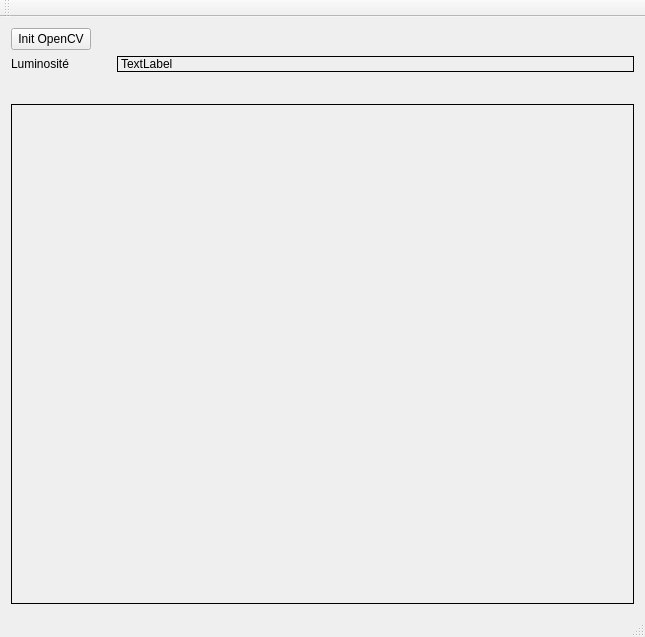
BichonCby/CamProj, file mainfenetre.ui: the form before one commit.
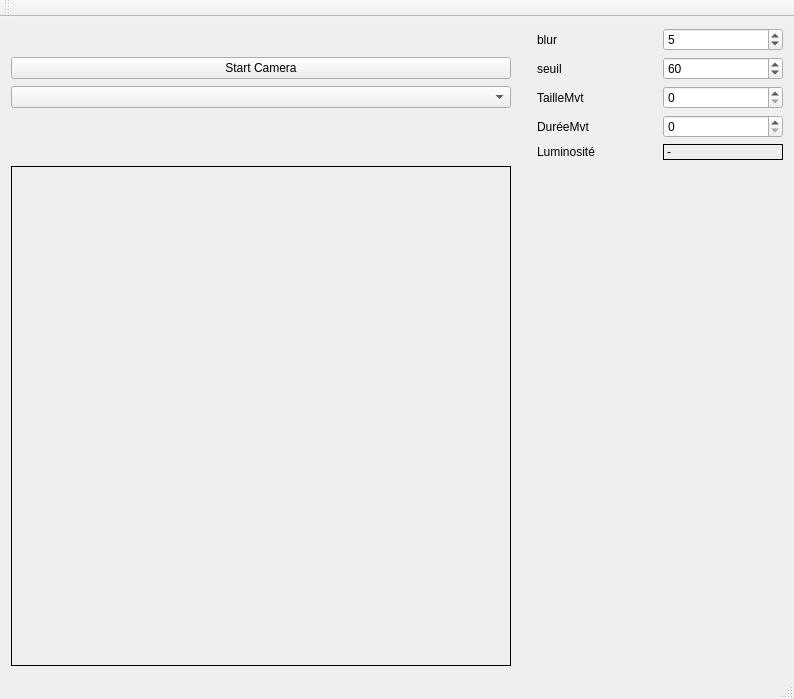
The form after the commit.

```diff
--- a/mainfenetre.ui
+++ b/mainfenetre.ui
@@ -6,65 +6,43 @@
    <rect>
     <x>0</x>
     <y>0</y>
-    <width>645</width>
-    <height>610</height>
+    <width>794</width>
+    <height>674</height>
    </rect>
   </property>
   <property name="windowTitle">
    <string>MainFenetre</string>
   </property>
   <widget class="QWidget" name="centralWidget">
-   <layout class="QFormLayout" name="formLayout">
-    <item row="0" column="0">
-     <widget class="QPushButton" name="InitOpenCV_button">
+   <layout class="QGridLayout" name="gridLayout">
+    <item row="1" column="2">
+     <widget class="QLabel" name="label_3">
       <property name="text">
-       <string>Init OpenCV</string>
+       <string>seuil</string>
       </property>
      </widget>
     </item>
+    <item row="8" column="1">
+     <spacer name="verticalSpacer_2">
+      <property name="orientation">
+       <enum>Qt::Vertical</enum>
+      </property>
+      <property name="sizeHint" stdset="0">
+       <size>
+        <width>20</width>
+        <height>40</height>
+       </size>
+      </property>
+     </spacer>
+    </item>
     <item row="2" column="0">
-     <widget class="QLabel" name="label_2">
-      <property name="minimumSize">
-       <size>
-        <width>100</width>
-        <height>0</height>
-       </size>
+     <widget class="QComboBox" name="typeVisu">
+      <property name="currentText">
+       <string/>
       </property>
-      <property name="text">
-       <string>Luminosité</string>
-      </property>
      </widget>
     </item>
-    <item row="2" column="1">
-     <widget class="QLabel" name="Luminosity">
-      <property name="minimumSize">
-       <size>
-        <width>100</width>
-        <height>0</height>
-       </size>
-      </property>
-      <property name="frameShape">
-       <enum>QFrame::Box</enum>
-      </property>
-      <property name="text">
-       <string>TextLabel</string>
-      </property>
-     </widget>
-    </item>
-    <item row="3" column="1">
-     <spacer name="horizontalSpacer_2">
-      <property name="orientation">
-       <enum>Qt::Horizontal</enum>
-      </property>
-      <property name="sizeHint" stdset="0">
-       <size>
-        <width>40</width>
-        <height>20</height>
-       </size>
-      </property>
-     </spacer>
-    </item>
-    <item row="4" column="0" colspan="2">
+    <item row="8" column="0">
      <widget class="QLabel" name="opencvFrame">
       <property name="minimumSize">
        <size>
@@ -80,6 +58,99 @@
       </property>
      </widget>
     </item>
+    <item row="0" column="2">
+     <widget class="QLabel" name="label">
+      <property name="text">
+       <string>blur</string>
+      </property>
+     </widget>
+    </item>
+    <item row="2" column="4">
+     <widget class="QSpinBox" name="SizeMvtValue"/>
+    </item>
+    <item row="1" column="0">
+     <widget class="QPushButton" name="InitOpenCV_button">
+      <property name="text">
+       <string>Start Camera</string>
+      </property>
+     </widget>
+    </item>
+    <item row="7" column="2">
+     <widget class="QLabel" name="label_2">
+      <property name="minimumSize">
+       <size>
+        <width>100</width>
+        <height>0</height>
+       </size>
+      </property>
+      <property name="text">
+       <string>Luminosité</string>
+      </property>
+     </widget>
+    </item>
+    <item row="9" column="0">
+     <spacer name="verticalSpacer">
+      <property name="orientation">
+       <enum>Qt::Vertical</enum>
+      </property>
+      <property name="sizeHint" stdset="0">
+       <size>
+        <width>20</width>
+        <height>40</height>
+       </size>
+      </property>
+     </spacer>
+    </item>
+    <item row="7" column="4">
+     <widget class="QLabel" name="Luminosity">
+      <property name="minimumSize">
+       <size>
+        <width>100</width>
+        <height>0</height>
+       </size>
+      </property>
+      <property name="frameShape">
+       <enum>QFrame::Box</enum>
+      </property>
+      <property name="text">
+       <string>-</string>
+      </property>
+     </widget>
+    </item>
+    <item row="0" column="4">
+     <widget class="QSpinBox" name="BlurValue">
+      <property name="singleStep">
+       <number>2</number>
+      </property>
+      <property name="value">
+       <number>5</number>
+      </property>
+     </widget>
+    </item>
+    <item row="1" column="4">
+     <widget class="QSpinBox" name="ThresholdValue">
+      <property name="value">
+       <number>60</number>
+      </property>
+     </widget>
+    </item>
+    <item row="3" column="4">
+     <widget class="QSpinBox" name="TimeMvtValue"/>
+    </item>
+    <item row="2" column="2">
+     <widget class="QLabel" name="label_4">
+      <property name="text">
+       <string>TailleMvt</string>
+      </property>
+     </widget>
+    </item>
+    <item row="3" column="2">
+     <widget class="QLabel" name="label_5">
+      <property name="text">
+       <string>DuréeMvt</string>
+      </property>
+     </widget>
+    </item>
    </layout>
   </widget>
   <widget class="QMenuBar" name="menuBar">
```
Left out of the diff: 2 changed lines with no effect on the pictures.
